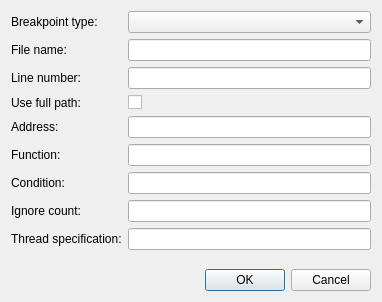
qt-creator/qt-creator, file src/plugins/debugger/breakpoint.ui: the form before one commit.
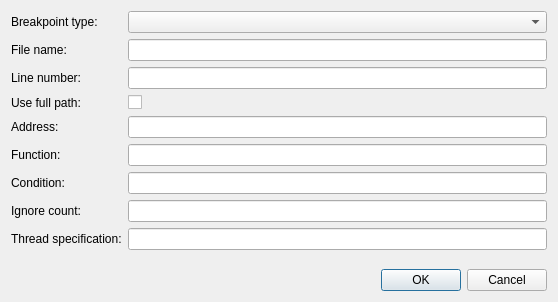
The form after the commit.

Commit message: debugger: set a real dialog title on breakpoint window

```diff
--- a/src/plugins/debugger/breakpoint.ui
+++ b/src/plugins/debugger/breakpoint.ui
@@ -6,7 +6,7 @@
    <rect>
     <x>0</x>
     <y>0</y>
-    <width>382</width>
+    <width>558</width>
     <height>302</height>
    </rect>
   </property>
```
Left out of the diff: 2 changed lines with no effect on the pictures.
